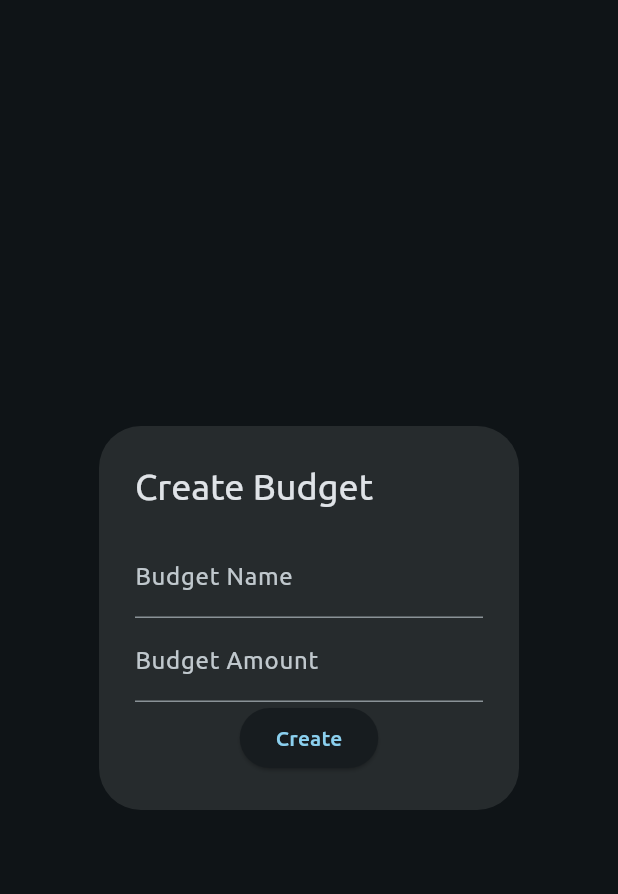
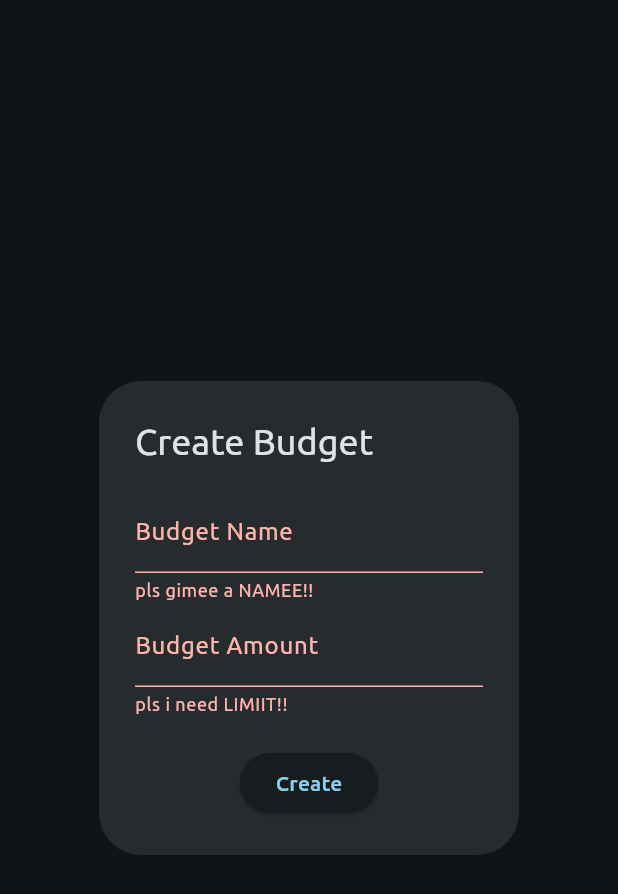
Before and after one commit to leejonathandev/ezbudget, a Flutter app: the CreateBudgetDialog widget shown alone on an empty page, opened directly with empty values, after a tap on "Create", on a phone screen of 412 x 824 dp. Shown: the top 894 px of the screen. Run offline on Flutter 3.47's test engine with Material 3 defaults, Android fonts, the light colour scheme and no system bars; project files that could hold a hidden picture were left out.

```diff
--- a/lib/budget.dart
+++ b/lib/budget.dart
@@ -14,11 +14,8 @@ class Budget {
   }
 
   double getPercentageRemaining() {
-    if (remaining == total) {
-      return 1;
-    }
     double percentage = remaining / total;
-    if (percentage < 0) {
+    if (percentage <= 0) {
       return 0;
     } else {
       return percentage;
--- /dev/null
+++ b/lib/create_budget_dialog.dart
@@ -0,0 +1,91 @@
+import 'package:ezbudget/budget.dart';
+import 'package:flutter/material.dart';
+import 'package:flutter/services.dart';
+
+class CreateBudgetDialog extends StatefulWidget {
+  final List<Budget> budgets;
+  final Function() refreshBudgetsCallback;
+
+  const CreateBudgetDialog(
+      {super.key, required this.budgets, required this.refreshBudgetsCallback});
+
+  @override
+  State<StatefulWidget> createState() => _CreateBudgetDialogState();
+}
+
+class _CreateBudgetDialogState extends State<CreateBudgetDialog> {
+  final budgetNameInputController = TextEditingController();
+  final budgetAmountInputController = TextEditingController();
+
+  final _formKey = GlobalKey<FormState>();
+
+  @override
+  Widget build(BuildContext context) {
+    return AlertDialog(
+      title: const Text("Create Budget"),
+      content:
+          // A Form ancestor is not required. The Form simply makes it
+          // easier to save, reset, or validate multiple fields at once.
+          Form(
+        key: _formKey,
+        child: Column(
+          mainAxisAlignment: MainAxisAlignment.center,
+          mainAxisSize: MainAxisSize.min,
+          children: [
+            TextFormField(
+              controller: budgetNameInputController,
+              decoration: const InputDecoration(labelText: "Budget Name"),
+              inputFormatters: [
+                FilteringTextInputFormatter.singleLineFormatter
+              ],
+              validator: (value) {
+                if (value == null || value.isEmpty) {
+                  return 'pls gimee a NAMEE!!';
+                }
+                return null;
+              },
+            ),
+            TextFormField(
+              controller: budgetAmountInputController,
+              decoration: const InputDecoration(labelText: "Budget Amount"),
+              inputFormatters: [
+                FilteringTextInputFormatter.singleLineFormatter
+              ],
+              validator: (value) {
+                if (value == null || value.isEmpty) {
+                  return 'pls i need LIMIIT!!';
+                }
+                return null;
+              },
+              keyboardType: TextInputType.number,
+            ),
+            const SizedBox(height: 20),
+            ElevatedButton(
+              onPressed: () => {
+                if (_formKey.currentState!.validate())
+                  {
+                    widget.budgets.add(
+                      Budget(
+                        budgetNameInputController.text,
+                        double.parse(budgetAmountInputController.text),
+                      ),
+                    ),
+                    widget.refreshBudgetsCallback(),
+                    Navigator.pop(context, "create-action")
+                  },
+              },
+              child: const Text("Create"),
+            )
+          ],
+        ),
+      ),
+    );
+  }
+
+  @override
+  void dispose() {
+    budgetNameInputController.dispose();
+    budgetAmountInputController.dispose();
+    super.dispose();
+  }
+}
--- a/lib/main.dart
+++ b/lib/main.dart
@@ -9,6 +9,13 @@ void main() {
 ThemeData myTheme = ThemeData(
   fontFamily: "Ubuntu",
   useMaterial3: true,
+  pageTransitionsTheme: const PageTransitionsTheme(
+    builders: <TargetPlatform, PageTransitionsBuilder>{
+      TargetPlatform.android: ZoomPageTransitionsBuilder(
+        allowEnterRouteSnapshotting: false,
+      ),
+    },
+  ),
   colorScheme: ColorScheme.fromSeed(
       seedColor: Colors.blueGrey, brightness: Brightness.dark),
 );
@@ -20,13 +27,7 @@ class MyApp extends StatefulWidget {
   State<MyApp> createState() => _MyAppState();
 }
 
-List<Budget> myBudgets = [
-  Budget("Groceries", 200),
-  Budget("Dining Out", 150),
-  Budget("Gas", 100),
-  Budget("Clothing", 50),
-  Budget("Gifts", 100),
-];
+List<Budget> myBudgets = [];
 
 class _MyAppState extends State<MyApp> {
   @override
--- a/lib/main_view.dart
+++ b/lib/main_view.dart
@@ -1,8 +1,7 @@
 import 'package:ezbudget/budget.dart';
 import 'package:ezbudget/budget_tile.dart';
-import 'package:ezbudget/create_budget_screen.dart';
+import 'package:ezbudget/create_budget_dialog.dart';
 import 'package:flutter/material.dart';
-import 'package:flutter/services.dart';
 import 'package:intl/intl.dart';
 
 final currencyFormatter = NumberFormat.simpleCurrency();
@@ -19,7 +18,7 @@ class MainView extends StatefulWidget {
 class _MainViewState extends State<MainView> {
   bool useWideLayout = true;
   late double totalRemainingBudget =
-      widget.budgets.map((e) => e.remaining).reduce((a, b) => a + b);
+      widget.budgets.fold<double>(0, (a, b) => a + b.remaining);
 
   @override
   Widget build(BuildContext context) {
@@ -30,18 +29,6 @@ class _MainViewState extends State<MainView> {
           IconButton(
             onPressed: toggleBudgetLayout,
             icon: const Icon(Icons.swap_horiz),
-          ),
-          IconButton(
-            onPressed: () => {
-              Navigator.push(
-                context,
-                MaterialPageRoute(
-                    builder: (context) => CreateBudgetView(
-                          budgets: widget.budgets,
-                        )),
-              )
-            },
-            icon: const Icon(Icons.add),
           ),
         ],
       ),
@@ -147,68 +134,3 @@ class _MainViewState extends State<MainView> {
     });
   }
 }
-
-class CreateBudgetDialog extends StatefulWidget {
-  final List<Budget> budgets;
-  final Function() refreshBudgetsCallback;
-
-  const CreateBudgetDialog(
-      {super.key, required this.budgets, required this.refreshBudgetsCallback});
-
-  @override
-  State<StatefulWidget> createState() => _CreateBudgetDialogState();
-}
-
-class _CreateBudgetDialogState extends State<CreateBudgetDialog> {
-  final budgetNameInputController = TextEditingController();
-  final budgetAmountInputController = TextEditingController();
-
-  @override
-  Widget build(BuildContext context) {
-    return AlertDialog(
-      title: const Text("Create Budget"),
-      content:
-          // A Form ancestor is not required. The Form simply makes it
-          // easier to save, reset, or validate multiple fields at once.
-          Form(
-        child: Column(
-          mainAxisAlignment: MainAxisAlignment.center,
-          mainAxisSize: MainAxisSize.min,
-          children: [
-            TextFormField(
-              controller: budgetNameInputController,
-              decoration: const InputDecoration(labelText: "Budget Name"),
-              inputFormatters: [
-                FilteringTextInputFormatter.singleLineFormatter
-              ],
-            ),
-            TextFormField(
-              controller: budgetAmountInputController,
-              decoration: const InputDecoration(labelText: "Budget Amount"),
-              inputFormatters: [
-                FilteringTextInputFormatter.singleLineFormatter
-              ],
-              keyboardType: TextInputType.number,
-            ),
-            ElevatedButton(
-              onPressed: () => {
-                widget.budgets.add(Budget(budgetNameInputController.text,
-                    double.parse(budgetAmountInputController.text))),
-                widget.refreshBudgetsCallback(),
-                Navigator.pop(context, "create-action")
-              },
-              child: const Text("Create"),
-            )
-          ],
-        ),
-      ),
-    );
-  }
-
-  @override
-  void dispose() {
-    budgetNameInputController.dispose();
-    budgetAmountInputController.dispose();
-    super.dispose();
-  }
-}
```
Also changed, not shown: lib/budget_tile.dart (+11 -1 lines), lib/create_budget_screen.dart (deleted, +0 -41 lines), lib/spend_view.dart (added, +66 -0 lines).
